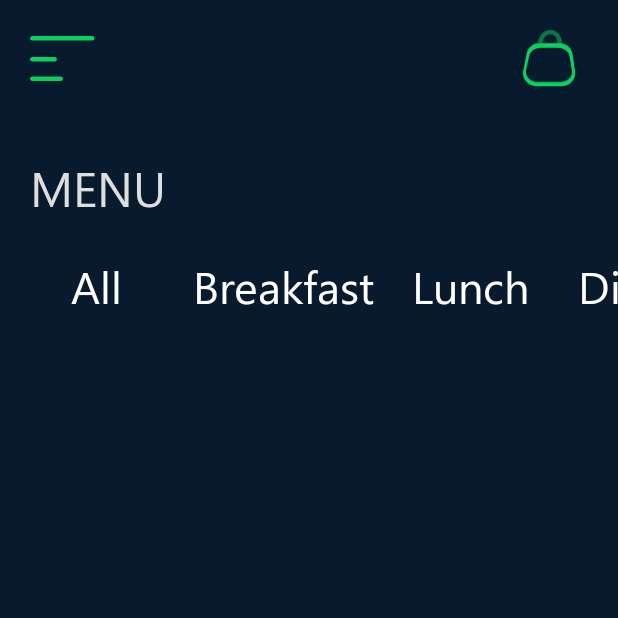
After one commit to deflexable/ResturantApp, an Android app: the MenuActivity screen opened directly, with no data from a screen before it, on a phone screen of 412 x 824 dp, the top half of it. The commit adds this screen. Run offline under Robolectric (Android 15) with nearby library versions, the phone set to English and light mode, and no system bars.

Commit message:
I have started working on the MenuActivity. The onl;y thing i was able to do today was coding the menu. I wasnt able to add a cardview of foods. My next goal is to plan out how the app in gonna function, By that i mean, how the cardview will show new foods and where is gonna get it from.

```diff
--- a/app/src/main/AndroidManifest.xml
+++ b/app/src/main/AndroidManifest.xml
@@ -9,7 +9,8 @@
         android:roundIcon="@mipmap/ic_launcher_round"
         android:supportsRtl="true"
         android:theme="@style/AppTheme">
-        <activity android:name=".MainActivity3"></activity>
+        <activity android:name=".MenuActivity"></activity>
+        <activity android:name=".MainActivity3" />
         <activity android:name=".MainActivity2" />
         <activity android:name=".MainActivity">
             <intent-filter>
--- /dev/null
+++ b/app/src/main/java/com/kingstech_app/no1_resturant_app/MenuActivity.java
@@ -0,0 +1,59 @@
+package com.kingstech_app.no1_resturant_app;
+
+import androidx.appcompat.app.AppCompatActivity;
+
+import android.os.Bundle;
+import android.view.View;
+import android.widget.Button;
+
+public class MenuActivity extends AppCompatActivity {
+
+    Button allBTN, bfBTN, lunBTN, dinBTN;
+    @Override
+    protected void onCreate(Bundle savedInstanceState) {
+        super.onCreate(savedInstanceState);
+        setContentView(R.layout.activity_menu);
+
+        allBTN = (Button) findViewById(R.id.allBTN);
+        bfBTN = (Button) findViewById(R.id.bfBTN);
+        lunBTN = (Button) findViewById(R.id.lunBTN);
+        dinBTN = (Button) findViewById(R.id.dinBTN);
+
+        allBTN.setOnClickListener(new View.OnClickListener() {
+            @Override
+            public void onClick(View v) {
+                lunBTN.setTextColor(getResources().getColor(R.color.white));
+                dinBTN.setTextColor(getResources().getColor(R.color.white));
+                bfBTN.setTextColor(getResources().getColor(R.color.white));
+                allBTN.setTextColor(getResources().getColor(R.color.green));
+            }
+        });
+        bfBTN.setOnClickListener(new View.OnClickListener() {
+            @Override
+            public void onClick(View v) {
+                allBTN.setTextColor(getResources().getColor(R.color.white));
+                lunBTN.setTextColor(getResources().getColor(R.color.white));
+                dinBTN.setTextColor(getResources().getColor(R.color.white));
+                bfBTN.setTextColor(getResources().getColor(R.color.green));
+            }
+        });
+        lunBTN.setOnClickListener(new View.OnClickListener() {
+            @Override
+            public void onClick(View v) {
+                allBTN.setTextColor(getResources().getColor(R.color.white));
+                dinBTN.setTextColor(getResources().getColor(R.color.white));
+                bfBTN.setTextColor(getResources().getColor(R.color.white));
+                lunBTN.setTextColor(getResources().getColor(R.color.green));
+            }
+        });
+        dinBTN.setOnClickListener(new View.OnClickListener() {
+            @Override
+            public void onClick(View v) {
+                allBTN.setTextColor(getResources().getColor(R.color.white));
+                bfBTN.setTextColor(getResources().getColor(R.color.white));
+                lunBTN.setTextColor(getResources().getColor(R.color.white));
+                dinBTN.setTextColor(getResources().getColor(R.color.green));
+            }
+        });
+    }
+}
--- /dev/null
+++ b/app/src/main/res/layout/activity_menu.xml
@@ -0,0 +1,102 @@
+<?xml version="1.0" encoding="utf-8"?>
+<LinearLayout xmlns:android="http://schemas.android.com/apk/res/android"
+    xmlns:app="http://schemas.android.com/apk/res-auto"
+    xmlns:tools="http://schemas.android.com/tools"
+    android:layout_width="match_parent"
+    android:layout_height="match_parent"
+    android:background="@color/blue"
+    android:orientation="vertical"
+    tools:context=".MenuActivity">
+
+    <LinearLayout
+        android:layout_width="match_parent"
+        android:layout_height="wrap_content"
+        android:orientation="horizontal"
+        android:padding="20dp">
+
+        <Button
+            android:id="@+id/menuBTN"
+            android:layout_width="43dp"
+            android:layout_height="30dp"
+            android:layout_gravity="center"
+            android:background="@drawable/ham"
+            android:gravity="center" />
+
+        <Button
+            android:id="@+id/cartBTN"
+            android:layout_width="35dp"
+            android:layout_height="38dp"
+            android:layout_gravity="center"
+            android:layout_marginLeft="285dp"
+            android:background="@drawable/cart"
+            android:gravity="center" />
+    </LinearLayout>
+    <TextView
+        android:layout_width="match_parent"
+        android:layout_height="wrap_content"
+        android:paddingStart="20dp"
+        android:text="@string/menu"
+        android:textSize="32dp"
+        android:layout_marginTop="25dp"
+        android:textColor="@color/light_gray"
+        android:fontFamily="@font/segoe_ui"
+        android:textAllCaps="true"/>
+    <ScrollView
+        android:layout_width="550dp"
+        android:layout_height="wrap_content"
+        android:padding="20dp"
+        >
+        <LinearLayout
+            android:layout_width="550dp"
+            android:layout_height="wrap_content"
+            android:orientation="horizontal"
+            >
+            <Button
+                android:id="@+id/allBTN"
+                android:layout_width="wrap_content"
+                android:layout_height="wrap_content"
+                android:background="@color/transparent"
+                android:text="@string/all"
+                android:textAllCaps="false"
+                android:textSize="30sp"
+                android:textColor="@color/white"
+                android:fontFamily="@font/segoe_ui"/>
+            <Button
+                android:id="@+id/bfBTN"
+                android:layout_width="wrap_content"
+                android:layout_height="wrap_content"
+                android:background="@color/transparent"
+                android:text="@string/Breakfast"
+                android:textAllCaps="false"
+                android:textSize="30sp"
+                android:layout_marginStart="20dp"
+                android:textColor="@color/white"
+                android:fontFamily="@font/segoe_ui"/>
+            <Button
+                android:id="@+id/lunBTN"
+                android:layout_width="wrap_content"
+                android:layout_height="wrap_content"
+                android:background="@color/transparent"
+                android:text="@string/Lunch"
+                android:textAllCaps="false"
+                android:layout_marginStart="20dp"
+                android:textSize="30sp"
+                android:textColor="@color/white"
+                android:fontFamily="@font/segoe_ui"/>
+            <Button
+                android:id="@+id/dinBTN"
+                android:layout_width="wrap_content"
+                android:layout_height="wrap_content"
+                android:background="@color/transparent"
+                android:text="@string/Diner"
+                android:textAllCaps="false"
+                android:layout_marginStart="20dp"
+                android:textSize="30sp"
+                android:textColor="@color/white"
+                android:fontFamily="@font/segoe_ui"/>
+        </LinearLayout>
+
+    </ScrollView>
+
+
+</LinearLayout>
--- a/app/src/main/res/values/strings.xml
+++ b/app/src/main/res/values/strings.xml
@@ -16,5 +16,14 @@
     <string name="SignIn">Sign In</string>
     <string name="Donthaveanaccount">Don’t have an account? </string>
     <string name="Registerhere">Register here </string>
+    <string name="menu">Menu</string>
+    <string name="all">All</string>
+    <string name="Breakfast">Breakfast</string>
+    <string name="Lunch">Lunch</string>
+    <string name="Diner">Diner</string>
+    <string name="POPULAR">POPULAR</string>
+    <string name="foodName">POPULAR</string>
+    <string name="foodCost">$9.99</string>
+
 
 </resources>
```
Also changed, not shown: app/src/main/java/com/kingstech_app/no1_resturant_app/Food.java (added, +66 -0 lines), app/src/main/java/com/kingstech_app/no1_resturant_app/MainActivity2.java (+9 -1 lines), app/src/main/java/com/kingstech_app/no1_resturant_app/MainActivity3.java (+14 -1 lines), app/src/main/res/drawable-hdpi/cart.png (added), app/src/main/res/drawable-hdpi/ham.png (added), app/src/main/res/drawable-ldpi/cart.png (added), app/src/main/res/drawable-ldpi/ham.png (added), app/src/main/res/drawable-mdpi/cart.png (added), app/src/main/res/drawable-mdpi/ham.png (added), app/src/main/res/drawable-xhdpi/cart.png (added), app/src/main/res/drawable-xhdpi/ham.png (added), app/src/main/res/drawable-xxhdpi/cart.png (added), app/src/main/res/drawable-xxhdpi/ham.png (added), app/src/main/res/drawable-xxxhdpi/cart.png (added), 1 more files.
